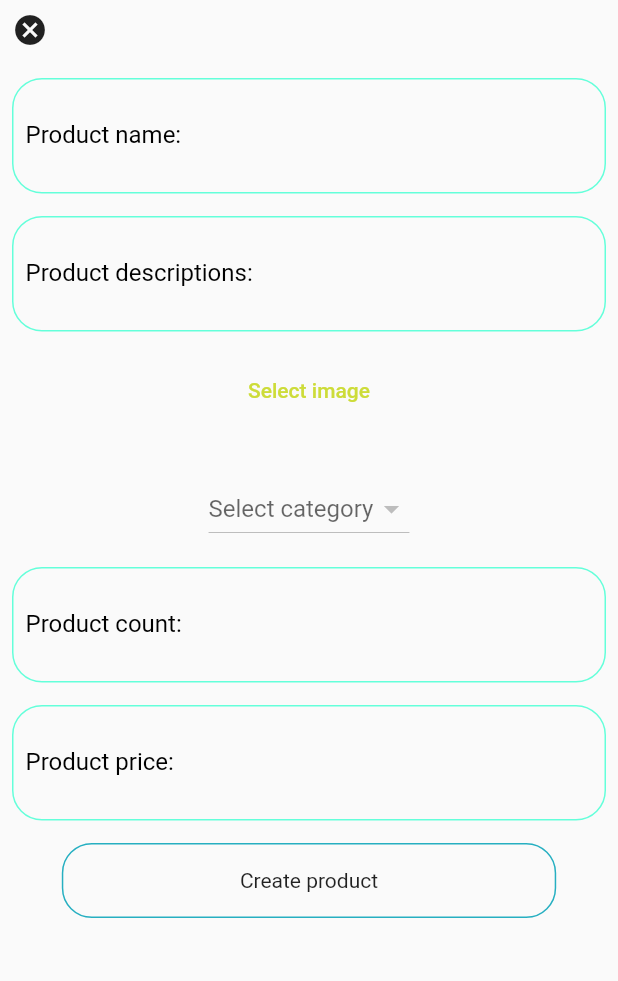
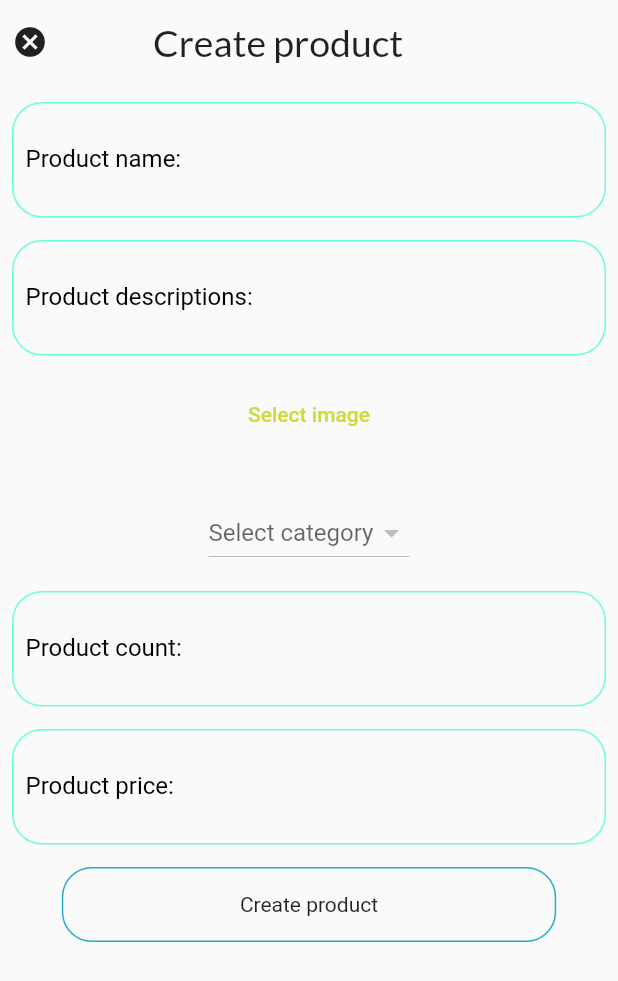
Before and after one commit to dmuhia136/flutter-shopping-app, a Flutter app: the CreateProduct screen opened directly, on a phone screen of 412 x 824 dp. Shown: the top 981 px of the screen. Run offline on Flutter 3.47's test engine with Material 2 defaults, Android fonts, the phone set to English and light mode, and no system bars; our stand-ins replace cloud_firestore, firebase_auth, firebase_core, firebase_storage, flutter_animate, fluttertoast and 7 more; missing offline and left inert: simple_speed_dial; accounts and stored records are empty; network calls fail; project files that could hold a hidden picture were left out.

```diff
--- a/lib/screens/createproduct.dart
+++ b/lib/screens/createproduct.dart
@@ -2,6 +2,7 @@ import 'dart:io';
 
 import 'package:flutter/material.dart';
 import 'package:get/get.dart';
+import 'package:google_fonts/google_fonts.dart';
 import 'package:image_picker/image_picker.dart';
 import 'package:sales_app/controllers/category.dart';
 import 'package:sales_app/controllers/product.dart';
@@ -23,14 +24,25 @@ class CreateProduct extends StatelessWidget {
         padding: const EdgeInsets.all(8.0),
         child: Column(
           children: [
-            Row(
+            Container(
+              width: MediaQuery.of(context).size.width * 1.0,
+              height: 40,
+              child: Row(
                 children: [
                   InkWell(
                       onTap: () {
                         Get.back();
                       },
                       child: Icon(Icons.cancel)),
+                  SizedBox(
+                    width: 70,
+                  ),
+                  Text(
+                    "Create product",
+                    style: GoogleFonts.lato(fontSize: 25),
+                  )
                 ],
+              ),
             ),
             SizedBox(
               height: 20,
@@ -67,22 +79,16 @@ class CreateProduct extends StatelessWidget {
                     ? Text("")
                     : Stack(
                         // clipBehavior: Clip.none,
+                        fit: StackFit.loose,
                         children: [
-                          // Positioned(
-
-                          //     right: 0, top: 0, child: Icon(Icons.cancel,color: Colors.redAccent,)),
-                          InkWell(
-                            onTap: () {
-                              productController.image == null;
-                            },
-                            child: Align(
-                                alignment:
-                                    AlignmentDirectional.topEnd, // <-- SEE HERE
+                          Positioned(
+                              right: 0,
+                              top: 0,
                               child: Icon(
                                 Icons.cancel,
                                 color: Colors.redAccent,
                               )),
-                          ),
+
                           Image.file(
                             File(
                               productController.image.path,
@@ -90,6 +96,10 @@ class CreateProduct extends StatelessWidget {
                             height: 30,
                             width: 30,
                           ),
+                          // Icon(
+                          //   Icons.cancel,
+                          //   color: Colors.redAccent,
+                          // ),
                         ],
                       ),
                 SizedBox(
```
Also changed, not shown: lib/controllers/product.dart (+14 -1 lines), lib/screens/homescreen.dart (+13 -4 lines), lib/service/product.dart (+7 -0 lines), lib/widgets/drawer.dart (+6 -1 lines). Lines whose indentation alone changed are shown as unchanged.
